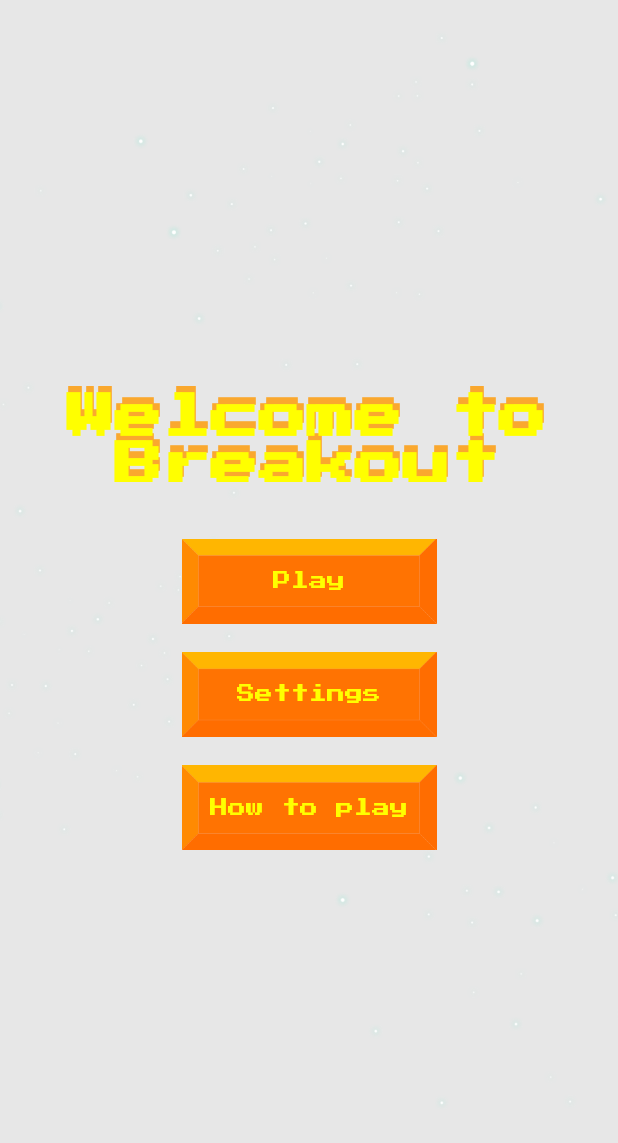
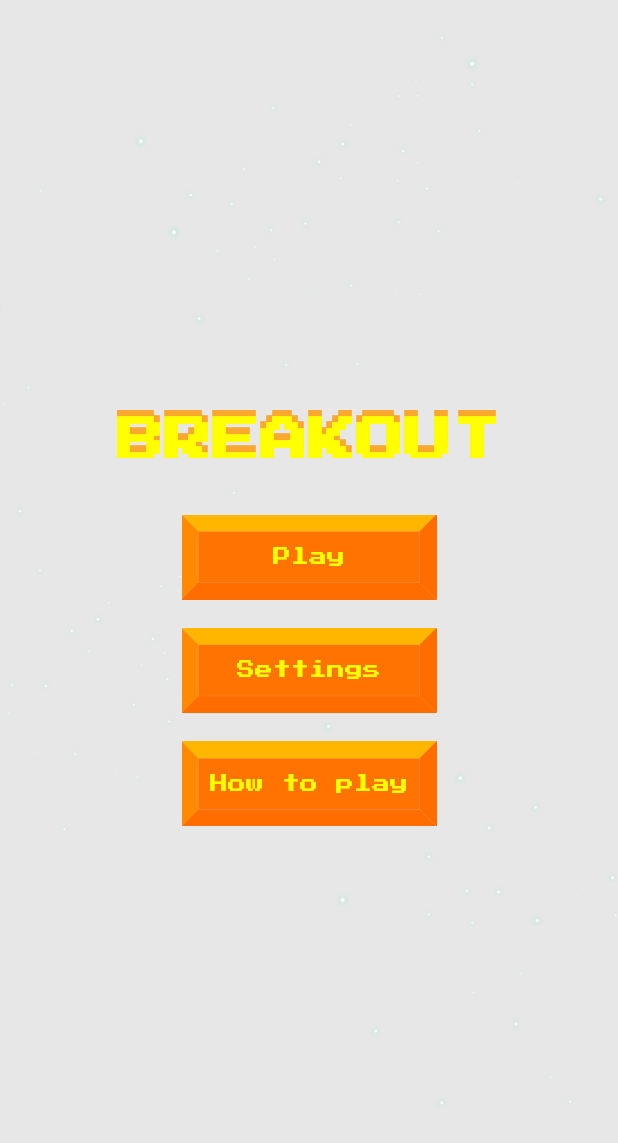
Before and after one commit to hngx-org/team-brainbots-breakout, a Flutter app: the screen it shows after launch, on a phone screen of 412 x 824 dp. Shown: the top 1143 px of the screen. Run offline on Flutter 3.47's test engine with Material 2 defaults, Android fonts, the phone set to English and light mode, and no system bars; our stand-ins replace flutter_screenutil, go_router, google_fonts, percent_indicator; missing offline and left inert: flame.

Commit message:
improvement of menu screen and splash

```diff
--- /dev/null
+++ b/lib/src/constants/brick_button.dart
@@ -0,0 +1,42 @@
+import 'package:flutter/material.dart';
+import 'package:google_fonts/google_fonts.dart';
+
+class BouncyButton extends StatelessWidget {
+  final String text;
+  final bool isTapped;
+  final void Function() onTap;
+
+  BouncyButton({
+    required this.text,
+    required this.isTapped,
+    required this.onTap,
+  });
+
+  @override
+  Widget build(BuildContext context) {
+    return InkWell(
+      onTap: onTap,
+      child: ScaleTransition(
+        scale: Tween<double>(
+          begin: 1.0,
+          end: isTapped ? 0.9 : 1.0, // Adjust the scaling values as needed.
+        ).animate(
+          CurvedAnimation(
+            parent: ModalRoute.of(context)!.animation!,
+            curve: Curves.fastOutSlowIn,
+          ),
+        ),
+        child: Stack(
+          alignment: Alignment.center,
+          children: [
+            Image.asset('assets/images/menu-Tiles.png', width: 170),
+            Text(
+              text,
+              style: GoogleFonts.pressStart2p(color: Colors.yellowAccent, fontSize: 12),
+            ),
+          ],
+        ),
+      ),
+    );
+  }
+}
--- /dev/null
+++ b/lib/src/constants/loading_widget.dart
@@ -0,0 +1,25 @@
+import 'package:flutter/material.dart';
+import 'package:percent_indicator/percent_indicator.dart';
+
+class LoadingWidget extends StatelessWidget {
+  const LoadingWidget({
+    super.key,
+  });
+
+  @override
+  Widget build(BuildContext context) {
+    return Padding(
+      padding: const EdgeInsets.symmetric(horizontal: 20.0),
+      child: LinearPercentIndicator(
+        width: MediaQuery.of(context).size.width - 50,
+        animation: true,
+        lineHeight: 20.0,
+        animationDuration: 2000,
+        percent: 0.9,
+        center: const Text("90.0%"),
+        barRadius: const Radius.circular(10),
+        progressColor: Colors.yellowAccent,
+      ),
+    );
+  }
+}
--- a/lib/src/screens/menu_screen.dart
+++ b/lib/src/screens/menu_screen.dart
@@ -1,10 +1,11 @@
 
 import 'package:brainbots_breakout/src/config/router_config.dart';
+import 'package:brainbots_breakout/src/constants/brick_button.dart';
+import 'package:brainbots_breakout/src/constants/loading_widget.dart';
 import 'package:brainbots_breakout/src/constants/routes_path.dart';
 import 'package:flutter/material.dart';
 import 'package:google_fonts/google_fonts.dart';
 import 'package:flutter_screenutil/flutter_screenutil.dart';
-import 'package:percent_indicator/linear_percent_indicator.dart';
 
 
 class MenuScreen extends StatefulWidget {
@@ -18,6 +19,11 @@ class _MenuScreenState extends State<MenuScreen> {
   bool isPlayTapped = false;
   bool isSettingsTapped = false;
   bool isHowTapped = false;
+
+  @override
+  void initState() {
+    super.initState();
+  }
 
   Future<void> _preloadAssets() async {
     await Future.wait([
@@ -51,7 +57,7 @@ class _MenuScreenState extends State<MenuScreen> {
                       alignment: Alignment.center,
                       children: [
                         Text(
-                          'Welcome to Breakout',
+                          'BREAKOUT',
                           style: GoogleFonts.pressStart2p(
                             color: Colors.orange.withOpacity(0.8),
                             fontWeight: FontWeight.bold,
@@ -61,9 +67,9 @@ class _MenuScreenState extends State<MenuScreen> {
                         ),
                         Positioned(
                           top: 5.0,
-                          left: 29.0,
+                          left: 0.0,
                           child: Text(
-                            'Welcome to \nBreakout',
+                            'BREAKOUT',
                             style: GoogleFonts.pressStart2p(
                               color: Colors.yellowAccent,
                               fontWeight: FontWeight.bold,
@@ -115,63 +121,11 @@ class _MenuScreenState extends State<MenuScreen> {
         }
         else {
           // Display a loading indicator or placeholder while assets are loading.
-          return Center(
-            child: Padding(
-              padding: const EdgeInsets.symmetric(horizontal: 20.0),
-              child: LinearPercentIndicator(
-                width: MediaQuery.of(context).size.width - 50,
-                animation: true,
-                lineHeight: 20.0,
-                animationDuration: 2000,
-                percent: 0.9,
-                center: const Text("90.0%"),
-                barRadius: const Radius.circular(10),
-                progressColor: Colors.yellowAccent,
-              ),
-            ),
+          return const Center(
+            child: LoadingWidget(),
           );
         }
       }
     );
   }
 }
-
-class BouncyButton extends StatelessWidget {
-  final String text;
-  final bool isTapped;
-  final void Function() onTap;
-
-  BouncyButton({
-    required this.text,
-    required this.isTapped,
-    required this.onTap,
-  });
-
-  @override
-  Widget build(BuildContext context) {
-    return InkWell(
-      onTap: onTap,
-      child: ScaleTransition(
-        scale: Tween<double>(
-          begin: 1.0,
-          end: isTapped ? 0.9 : 1.0, // Adjust the scaling values as needed.
-        ).animate(
-          CurvedAnimation(
-            parent: ModalRoute.of(context)!.animation!,
-            curve: Curves.fastOutSlowIn,
-          ),
-        ),
-        child: Stack(
-          alignment: Alignment.center,
-          children: [
-            Image.asset('assets/images/menu-Tiles.png', width: 170),
-            Text(
-              text,
-              style: GoogleFonts.pressStart2p(color: Colors.yellowAccent, fontSize: 12),
-            ),
-          ],
-        ),
-      ),
-    );
-  }
-}
```
Also changed, not shown: assets/images/paddle.png, lib/src/game/breakout.dart (line endings or trailing spaces).
